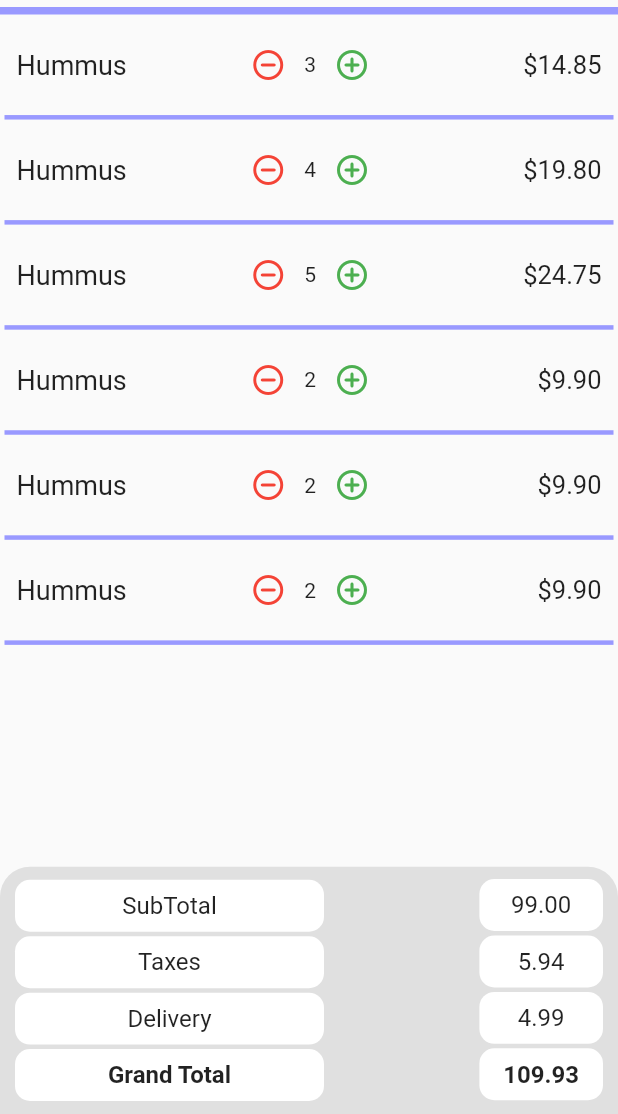
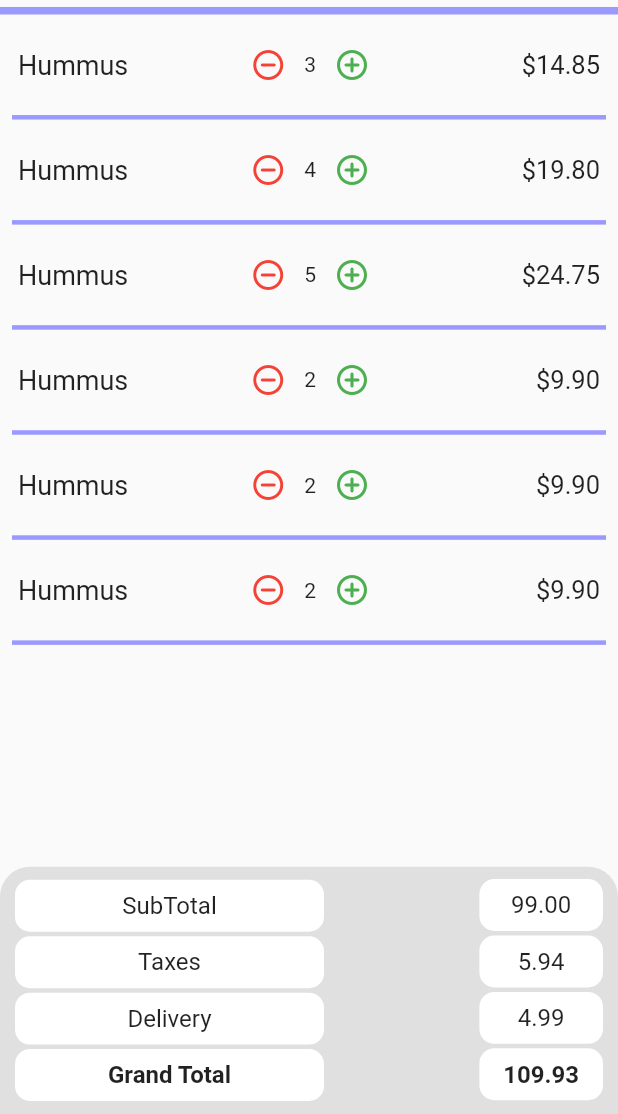
Before and after one commit to MohanpreetS/flutter_projects, a Flutter app: the CartScreen screen opened directly, on a phone screen of 412 x 824 dp, the part 122-1236 px from its top. Run offline on Flutter 3.47's test engine with Material 2 defaults, Android fonts, the phone set to English and light mode, and no system bars; our stand-ins replace carousel_slider, shared_preferences, sticky_headers; accounts and stored records are empty.

Commit message:
completed cart screen

```diff
--- a/rodhos/lib/widgets/cart_panel.dart
+++ b/rodhos/lib/widgets/cart_panel.dart
@@ -20,8 +20,10 @@ class _CartPanelState extends State<CartPanel> {
     var subTotal = (widget.orderItem.dish.price * widget.orderItem.quantity)
         .toStringAsFixed(2);
     return Container(
-      child: Padding(
-        padding: const EdgeInsets.all(8.0),
+      padding: const EdgeInsets.symmetric(
+        vertical: 8,
+        horizontal: 4,
+      ),
       child: Row(
         mainAxisAlignment: MainAxisAlignment.spaceBetween,
         children: [
@@ -71,9 +73,8 @@ class _CartPanelState extends State<CartPanel> {
           ),
         ],
       ),
-      ),
       height: mQuery.size.height * 0.085,
-      margin: EdgeInsets.symmetric(horizontal: 3),
+      margin: EdgeInsets.symmetric(horizontal: 8),
       decoration: BoxDecoration(
         border: Border(
           bottom: BorderSide(
```
Lines whose indentation alone changed are shown as unchanged.
